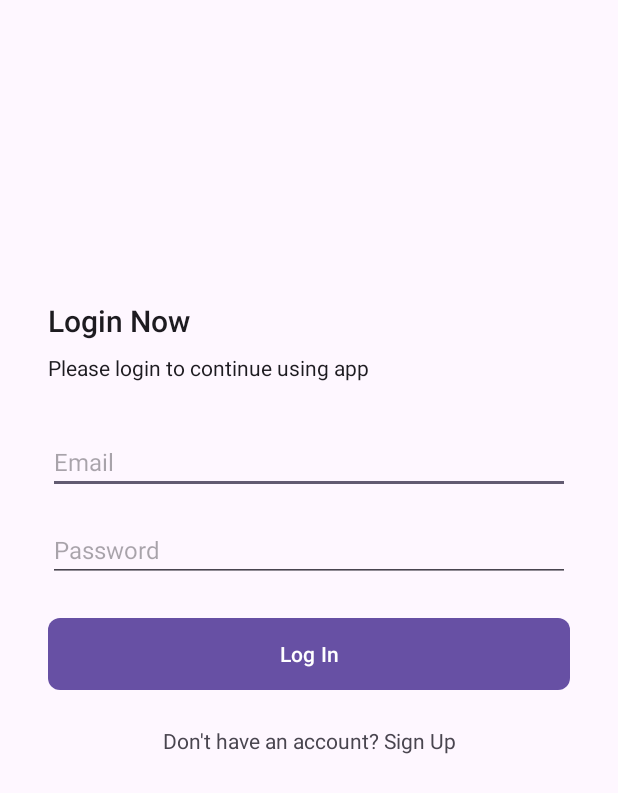
After one commit to MisterZeroCool/QuizApp, an Android app: the LoginActivity screen opened directly, with no data from a screen before it, on a phone screen of 412 x 824 dp. The commit adds this screen. Shown: the top 793 px of the screen. Run offline under Robolectric (Android 15) with nearby library versions, the phone set to English and light mode, and no system bars.

Commit message:
Add LoginActivity LoginIntro SignUpActivity Add design for this activity

```diff
--- /dev/null
+++ b/app/src/main/java/ru/malohelm/quizapp/LoginActivity.kt
@@ -0,0 +1,11 @@
+package ru.malohelm.quizapp
+
+import androidx.appcompat.app.AppCompatActivity
+import android.os.Bundle
+
+class LoginActivity : AppCompatActivity() {
+    override fun onCreate(savedInstanceState: Bundle?) {
+        super.onCreate(savedInstanceState)
+        setContentView(R.layout.activity_login)
+    }
+}
--- /dev/null
+++ b/app/src/main/res/drawable/btn_primary.xml
@@ -0,0 +1,6 @@
+<?xml version="1.0" encoding="utf-8"?>
+<shape xmlns:android="http://schemas.android.com/apk/res/android">
+    <solid android:color="@color/colorPrimaryButtonBg"/>
+    <corners android:radius="8dp"/>
+    <size android:height="16dp"/>
+</shape>
--- /dev/null
+++ b/app/src/main/res/layout/activity_login.xml
@@ -0,0 +1,83 @@
+<?xml version="1.0" encoding="utf-8"?>
+<androidx.constraintlayout.widget.ConstraintLayout xmlns:android="http://schemas.android.com/apk/res/android"
+    xmlns:app="http://schemas.android.com/apk/res-auto"
+    xmlns:tools="http://schemas.android.com/tools"
+    android:layout_width="match_parent"
+    android:layout_height="match_parent"
+    tools:context=".LoginActivity">
+
+    <LinearLayout
+        android:layout_width="0dp"
+        android:layout_height="0dp"
+        android:gravity="center_vertical"
+        android:paddingStart="32dp"
+        android:paddingEnd="32dp"
+        android:orientation="vertical"
+        app:layout_constraintBottom_toTopOf="@+id/imageView2"
+        app:layout_constraintEnd_toEndOf="parent"
+        app:layout_constraintStart_toStartOf="parent"
+        app:layout_constraintTop_toTopOf="parent">
+
+        <TextView
+            style="@style/TextAppearance.AppCompat.Title"
+            android:layout_width="match_parent"
+            android:layout_height="wrap_content"
+            android:text="@string/login_now" />
+
+        <TextView
+            style="@style/TextAppearance.AppCompat.Body1"
+            android:layout_width="wrap_content"
+            android:layout_height="wrap_content"
+            android:layout_marginTop="8dp"
+            android:text="@string/please_login_to_continue_using_app" />
+
+        <EditText
+            android:id="@+id/etEmailAddress"
+            android:layout_width="match_parent"
+            android:layout_height="wrap_content"
+            android:layout_marginTop="32dp"
+            android:hint="@string/email"
+            android:textSize="16sp"
+            android:ems="10"
+            android:inputType="textEmailAddress" />
+
+        <EditText
+            android:id="@+id/etPassword"
+            android:layout_width="match_parent"
+            android:layout_height="wrap_content"
+            android:ems="10"
+            android:layout_marginTop="16dp"
+            android:hint="@string/password"
+            android:textSize="16sp"
+            android:inputType="textPassword" />
+
+        <Button
+            android:background="@drawable/btn_primary"
+            android:id="@+id/btnLogin"
+            android:layout_width="match_parent"
+            android:layout_height="wrap_content"
+            android:layout_marginTop="24dp"
+            android:textColor="@color/colorPrimaryButton"
+            android:text="@string/log_in" />
+
+        <TextView
+            android:id="@+id/btnSignUp"
+            android:layout_width="match_parent"
+            android:layout_height="wrap_content"
+            android:layout_marginTop="24dp"
+            android:textAlignment="center"
+            android:text="@string/don_t_have_an_account_sign_up" />
+    </LinearLayout>
+
+    <ImageView
+        android:id="@+id/imageView2"
+        android:layout_width="0dp"
+        android:layout_height="120dp"
+        android:scaleType="centerCrop"
+        app:layout_constraintBottom_toBottomOf="parent"
+        app:layout_constraintEnd_toEndOf="parent"
+        app:layout_constraintStart_toStartOf="parent"
+        tools:srcCompat="@drawable/wave_1_" />
+
+
+</androidx.constraintlayout.widget.ConstraintLayout>
--- a/app/src/main/res/values/colors.xml
+++ b/app/src/main/res/values/colors.xml
@@ -2,4 +2,12 @@
 <resources>
     <color name="black">#FF000000</color>
     <color name="white">#FFFFFFFF</color>
+    <color name="colorAccent">#E91E63</color>
+    <color name="colorPrimaryText">#18206F</color>
+    <color name="colorPrimaryTextOpaque">#18206F</color>
+    <color name="colorPrimaryButton">#FFFFFFFF</color>
+    <color name="colorEditTextBgColor">#f2f5fa</color>
+    <color name="colorEditTextBorderColor">#E9EBEF</color>
+    <color name="colorPrimaryButtonBg">#664FA3</color>
+
 </resources>
--- a/app/src/main/res/values/strings.xml
+++ b/app/src/main/res/values/strings.xml
@@ -1,3 +1,15 @@
 <resources>
     <string name="app_name">QuizApp</string>
+    <string name="button">Button</string>
+    <string name="textview">TextView</string>
+    <string name="name">Name</string>
+    <string name="life">Isn\'t life a collection of weird quizzes with \n no answers to half the questions</string>
+    <string name="welcome_to_quiz_master">Welcome To Quiz Master</string>
+    <string name="get_started">Get Started</string>
+    <string name="login_now">Login Now</string>
+    <string name="please_login_to_continue_using_app">Please login to continue using app</string>
+    <string name="email">Email</string>
+    <string name="password">Password</string>
+    <string name="log_in">Log In</string>
+    <string name="don_t_have_an_account_sign_up">Don\'t have an account? Sign Up</string>
 </resources>
--- a/build.gradle.kts
+++ b/build.gradle.kts
@@ -2,4 +2,7 @@
 plugins {
     id("com.android.application") version "8.1.0" apply false
     id("org.jetbrains.kotlin.android") version "1.8.0" apply false
+    id("com.google.devtools.ksp") version "1.8.10-1.0.9" apply false
+
+
 }
```
Also changed, not shown: app/build.gradle.kts (+13 -2 lines), app/src/main/AndroidManifest.xml (+9 -0 lines), app/src/main/java/ru/malohelm/quizapp/LoginIntro.kt (added, +11 -0 lines), app/src/main/java/ru/malohelm/quizapp/MainActivity.kt (+21 -1 lines), app/src/main/java/ru/malohelm/quizapp/SignUpActivity.kt (added, +11 -0 lines), app/src/main/java/ru/malohelm/quizapp/data/dao/Dao.kt (added, +29 -0 lines), app/src/main/java/ru/malohelm/quizapp/data/db/MainDB.kt (added, +25 -0 lines), app/src/main/java/ru/malohelm/quizapp/data/entity/Answer.kt (added, +15 -0 lines), app/src/main/java/ru/malohelm/quizapp/data/entity/Question.kt (added, +14 -0 lines), app/src/main/res/layout/activity_login_intro.xml (added, +67 -0 lines), app/src/main/res/layout/activity_main.xml (+28 -2 lines), app/src/main/res/layout/activity_sign_up.xml (added, +9 -0 lines), app/src/main/res/drawable/master_icon.jpg (added), app/src/main/res/drawable/master_icon2.png (added).
